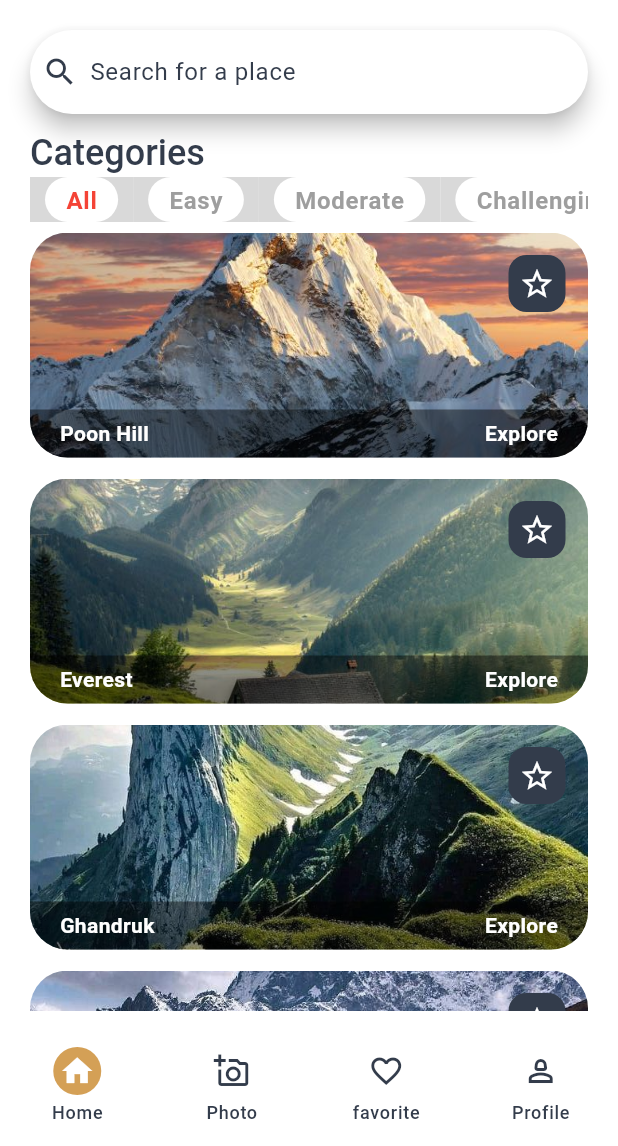
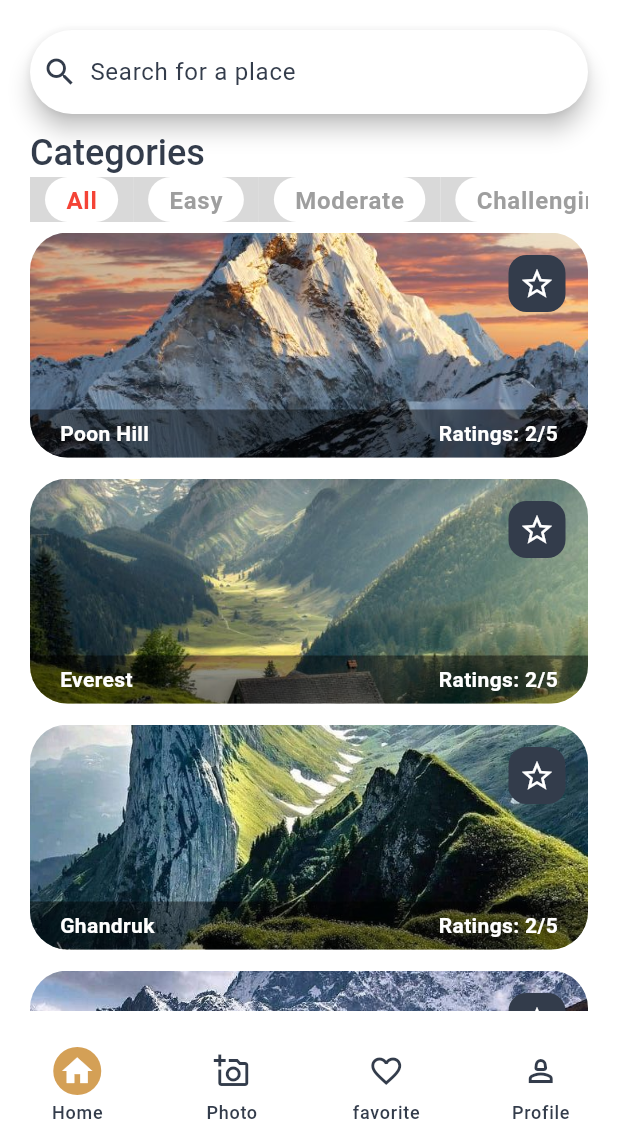
Before and after one commit to anishkoju46/TravelTales, a Flutter app: the screen it shows after launch, after a tap on "LOGIN", on a phone screen of 412 x 824 dp, the part 90-1236 px from its top. Run offline on Flutter 3.47's test engine with Material 3 defaults, Android fonts, the light colour scheme and no system bars; our stand-ins replace get_storage, hooks_riverpod.

Commit message:
started working on edit profile screen

```diff
--- a/lib/features/category/presentation/controller/category_controller.dart
+++ b/lib/features/category/presentation/controller/category_controller.dart
@@ -16,6 +16,7 @@ class CategoryController extends Notifier<CategoryModel> {
     CategoryModel(name: "Easy", id: "2"),
     CategoryModel(name: "Moderate", id: "3"),
     CategoryModel(name: "Challenging", id: "4"),
+    CategoryModel(name: "Top Rated", id: "5"),
   ];
 
   selectCategory(CategoryModel category) {
--- a/lib/features/dashboard/presentation/dashboard.dart
+++ b/lib/features/dashboard/presentation/dashboard.dart
@@ -5,7 +5,7 @@ import 'package:traveltales/features/dashboard/user_dashboard/presentation/user_
 import 'package:traveltales/features/destination/presentation/widgets/destination_detail_screen.dart';
 import 'package:traveltales/features/favourite/presentation/widgets/favourite_screen.dart';
 import 'package:traveltales/features/photo/presentation/photo_screen.dart';
-import 'package:traveltales/features/profile/presentation/profile_screen.dart';
+import 'package:traveltales/features/profile/presentation/widgets/profile_screen.dart';
 
 class Dashboard extends ConsumerWidget {
   const Dashboard({super.key});
--- a/lib/features/destination/domain/destination_model.dart
+++ b/lib/features/destination/domain/destination_model.dart
@@ -96,8 +96,8 @@ class DestinationModel {
           description: description ?? "hello",
           itinerary: itinerary ?? "day 1",
           imageUrl: imageUrl ?? "assets/langtang/langtang1.jpeg",
-          ratings: ratings ?? 5,
-          review: review ?? [Review(id: "1", comment: "comment", rating: 5)],
+          ratings: ratings ?? 1,
+          review: review ?? [Review(id: "1", comment: "comment", rating: 1)],
           category: category ?? CategoryModel(name: "Easy", id: "1"),
           region: region ?? "Nepal",
           duration: duration ?? "duration",
--- a/lib/features/destination/presentation/controller/destination_controller.dart
+++ b/lib/features/destination/presentation/controller/destination_controller.dart
@@ -24,7 +24,7 @@ class DestinationController extends Notifier<List<DestinationModel>> {
         description: "Langtang is alskdfj",
         itinerary: "alskdfj",
         imageUrl: "assets/langtang/langtang1.jpeg",
-        ratings: 2,
+        ratings: 4,
         review: [Review(id: "1", comment: "sajkdf", rating: 2)],
         category: ref.read(CategoryNotifierProvider.notifier).categories[1],
         region: "smth",
@@ -84,6 +84,8 @@ class DestinationController extends Notifier<List<DestinationModel>> {
     final selectedCategory = ref.watch(CategoryNotifierProvider);
     if (selectedCategory.id == "1") {
       state = [...destinationModel]..shuffle();
+    } else if (selectedCategory.id == "5") {
+      showTopRatedDestination();
     } else {
       state = [
         ...[...destinationModel]
@@ -108,4 +110,8 @@ class DestinationController extends Notifier<List<DestinationModel>> {
       ),
     );
   }
+
+  showTopRatedDestination() {
+    state = [...destinationModel.where((element) => element.ratings >= 3)];
+  }
 }
--- a/lib/features/destination/presentation/widgets/destination_list_item.dart
+++ b/lib/features/destination/presentation/widgets/destination_list_item.dart
@@ -17,7 +17,6 @@ class DestinationListItem extends StatelessWidget {
   Padding destinationShowCase(
     BuildContext context, {
     required DestinationModel destination,
-    String explore = "Explore",
     required Function onPressed,
   }) {
     return Padding(
@@ -61,7 +60,7 @@ class DestinationListItem extends StatelessWidget {
                           color: Theme.of(context).colorScheme.background),
                     ),
                     Text(
-                      explore,
+                      "Ratings: ${destination.ratings}/5",
                       style: Theme.of(context).textTheme.bodyMedium?.copyWith(
                           fontWeight: FontWeight.w600,
                           color: Theme.of(context).colorScheme.background),
--- a/lib/features/favourite/presentation/widgets/favourite_screen.dart
+++ b/lib/features/favourite/presentation/widgets/favourite_screen.dart
@@ -37,16 +37,16 @@ class FavouriteScreen extends ConsumerWidget {
                   ),
                 ),
                 //Title: Category
-                Container(
-                  alignment: Alignment.topLeft,
-                  child: Text(
-                    "Categories",
-                    style: Theme.of(context)
-                        .textTheme
-                        .headlineSmall
-                        ?.copyWith(fontWeight: FontWeight.w500),
-                  ),
-                ),
+                // Container(
+                //   alignment: Alignment.topLeft,
+                //   child: Text(
+                //     "Categories",
+                //     style: Theme.of(context)
+                //         .textTheme
+                //         .headlineSmall
+                //         ?.copyWith(fontWeight: FontWeight.w500),
+                //   ),
+                // ),
                 // Category Navigator Bar
               ],
             ),
--- a/lib/features/profile/presentation/profile_screen.dart
+++ b/lib/features/profile/presentation/widgets/profile_screen.dart
@@ -1,12 +1,14 @@
 import 'package:flutter/material.dart';
 import 'package:hooks_riverpod/hooks_riverpod.dart';
 import 'package:traveltales/features/auth/presentation/controller/auth_controller.dart';
+import 'package:traveltales/features/profile/presentation/controller/profile_controller.dart';
+import 'package:traveltales/features/profile/presentation/widgets/edit_profile_screen.dart';
 
-class ProfileScreen extends StatelessWidget {
+class ProfileScreen extends ConsumerWidget {
   const ProfileScreen({super.key});
 
   @override
-  Widget build(BuildContext context) {
+  Widget build(BuildContext context, WidgetRef ref) {
     return Consumer(builder: (context, ref, child) {
       return Column(children: [
         //Profile Part 1
@@ -61,6 +63,7 @@ class ProfileScreen extends StatelessWidget {
                   flex: 3,
                   child: Consumer(builder: (context, ref, child) {
                     final authController = ref.read(authNotifierProvider);
+
                     return Column(
                       children: [
                         Text(
@@ -126,22 +129,34 @@ class ProfileScreen extends StatelessWidget {
                   children: [
                     Expanded(
                       child: Column(
-                        mainAxisAlignment: MainAxisAlignment.center,
                         children: [
-                          // customProfileButtons(context,
-                          //     icon: Icons.person, profileButtonText: "Edit Profile"),
-                          // customProfileButtons(context,
-                          //     icon: Icons.key,
-                          //     profileButtonText: "Emergency Contacts"),
-                          // customProfileButtons(context,
-                          //     icon: Icons.phone,
-                          //     profileButtonText: "Emergency Contacts"),
-                          // customProfileButtons(context,
-                          //     icon: Icons.info, profileButtonText: "About Us"),
-                          // customProfileButtons(context,
-                          //     icon: Icons.logout,
-                          //     profileButtonText: "Sign Out",
-                          //     color: Color(0xffD4A056))
+                          customProfileButtons(context,
+                              icon: Icons.person,
+                              profileButtonText: "Edit Profile", onTap: () {
+                            ref
+                                .read(profileProvider.notifier)
+                                .navigateToEditPage(context);
+                          }),
+                          customProfileButtons(context,
+                              icon: Icons.key,
+                              profileButtonText: "Change Password",
+                              onTap: () {}),
+                          customProfileButtons(context,
+                              icon: Icons.phone,
+                              profileButtonText: "Emergency Contacts",
+                              onTap: () {}),
+                          customProfileButtons(context,
+                              icon: Icons.info,
+                              profileButtonText: "About Us",
+                              onTap: () {}),
+                          customProfileButtons(context,
+                              icon: Icons.exit_to_app,
+                              profileButtonText: "Sign Out",
+                              color: Color(0xffD4A056), onTap: () {
+                            ref
+                                .read(authNotifierProvider.notifier)
+                                .signOut(context);
+                          }),
 
                           // Text("Edit Profile"),
                           // Text("Change Password"),
@@ -153,25 +168,25 @@ class ProfileScreen extends StatelessWidget {
                           //     },
                           //     child: Text("SignOut"))
 
-                          FilledButton.icon(
-                            style: ButtonStyle(
-                              backgroundColor: MaterialStatePropertyAll(
-                                  Theme.of(context).colorScheme.primary),
-                            ),
-                            onPressed: () {
-                              ref
-                                  .read(authNotifierProvider.notifier)
-                                  .signOut(context);
-                            },
-                            icon: (Icon(
-                              Icons.person,
-                              color: Colors.red,
-                            )),
-                            label: Text(
-                              "Logout",
-                              style: TextStyle(color: Colors.amber),
-                            ),
-                          ),
+                          // FilledButton.icon(
+                          //   style: ButtonStyle(
+                          //     backgroundColor: MaterialStatePropertyAll(
+                          //         Theme.of(context).colorScheme.primary),
+                          //   ),
+                          //   onPressed: () {
+                          //     ref
+                          //         .read(authNotifierProvider.notifier)
+                          //         .signOut(context);
+                          //   },
+                          //   icon: (Icon(
+                          //     Icons.person,
+                          //     color: Colors.red,
+                          //   )),
+                          //   label: Text(
+                          //     "Sign Out",
+                          //     style: TextStyle(color: Colors.amber),
+                          //   ),
+                          // ),
                         ],
                       ),
                     ),
@@ -189,11 +204,14 @@ class ProfileScreen extends StatelessWidget {
   Padding customProfileButtons(BuildContext context,
       {required IconData icon,
       required String profileButtonText,
-      Color? color}) {
+      Color? color,
+      required Function onTap}) {
     return Padding(
       padding: const EdgeInsets.symmetric(horizontal: 40, vertical: 10),
-      child: GestureDetector(
-        onTap: () {},
+      child: InkWell(
+        onTap: () {
+          onTap();
+        },
         child: Container(
           padding: EdgeInsets.symmetric(vertical: 12),
           decoration: BoxDecoration(
```
Also changed, not shown: lib/features/auth/presentation/controller/login_controller.dart (+11 -0 lines), lib/features/destination/presentation/widgets/destination_detail_screen.dart (+23 -19 lines), lib/features/destination/presentation/widgets/top_rated_destination.dart (added, +11 -0 lines), lib/features/profile/presentation/controller/profile_controller.dart (added, +39 -0 lines), lib/features/profile/presentation/widgets/edit_profile_screen.dart (added, +99 -0 lines), lib/utility/arrowBackWidget.dart (added, +24 -0 lines).
